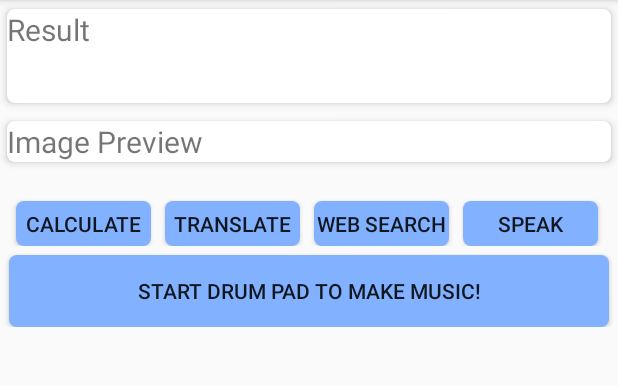
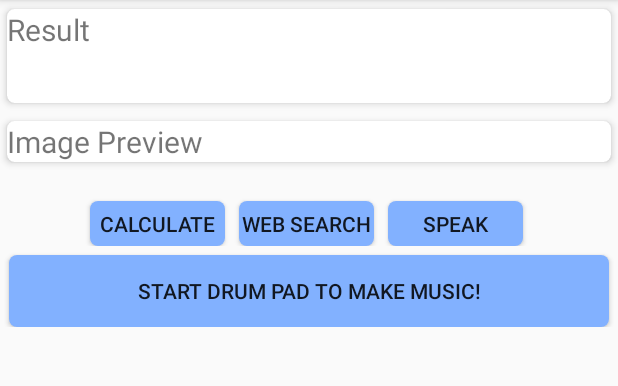
Before and after one commit to JaeHyun-K/ImagetoText, an Android app: the screen it shows after launch (MainActivity), on a phone screen of 412 x 824 dp, the part 84-470 px from its top. Run offline under Robolectric (Android 15) with nearby library versions, the phone set to English and light mode, and no system bars; libraries missing offline, so code that uses them is left out: com.google.android.gms, com.theartofdev.edmodo.

Commit message:
delete translate button

```diff
--- a/app/src/main/java/com/example/imagetotext/MainActivity.java
+++ b/app/src/main/java/com/example/imagetotext/MainActivity.java
@@ -45,7 +45,6 @@ public class MainActivity extends AppCompatActivity {
     EditText mResultEt;
     ImageView mPreviewIv;
     Button cal_btn;
-    Button translate_btn;
     Button search_btn;
     Button speak_btn;
     Button drum_btn;
@@ -69,7 +68,6 @@ public class MainActivity extends AppCompatActivity {
         mResultEt=findViewById(R.id.resultEt);
         mPreviewIv=findViewById(R.id.imageIv);
         cal_btn=findViewById(R.id.button);
-        translate_btn=findViewById(R.id.button2);
         search_btn=findViewById(R.id.button3);
         speak_btn=findViewById( R.id.button4 );
         drum_btn=findViewById( R.id.btn_drum_pad );
@@ -90,13 +88,6 @@ public class MainActivity extends AppCompatActivity {
             @Override
             public void onClick(View view){
                 calculate();
-            }
-        });
-
-        translate_btn.setOnClickListener(new View.OnClickListener() {
-            @Override
-            public void onClick(View view){
-                translate();
             }
         });
 
@@ -289,13 +280,6 @@ public class MainActivity extends AppCompatActivity {
         return;
     }
 
-
-    public void translate() {
-
-
-        return;
-    }
-
     public void search() {
         Intent intent = new Intent();
         intent.setAction(Intent.ACTION_WEB_SEARCH);
--- a/app/src/main/res/layout/activity_main.xml
+++ b/app/src/main/res/layout/activity_main.xml
@@ -82,16 +82,6 @@
                     android:text="Calculate" />
 
                 <Button
-                    android:id="@+id/button2"
-                    android:layout_width="90dp"
-                    android:layout_height="30dp"
-                    android:layout_marginLeft="3dp"
-                    android:layout_marginTop="20dp"
-                    android:layout_marginRight="6dp"
-                    android:background="@drawable/rounded_btn"
-                    android:text="Translate" />
-
-                <Button
                     android:id="@+id/button3"
                     android:layout_width="90dp"
                     android:layout_height="30dp"
```
